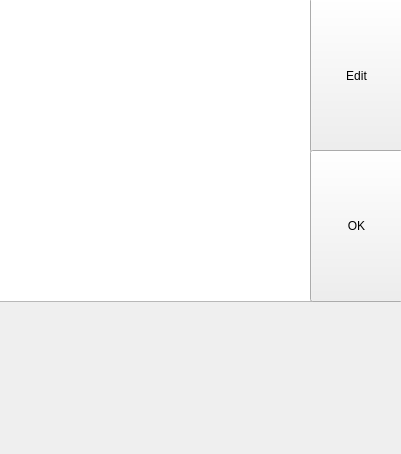
jspinn/Foodventory, file instructionDialog.ui: the form before one commit.
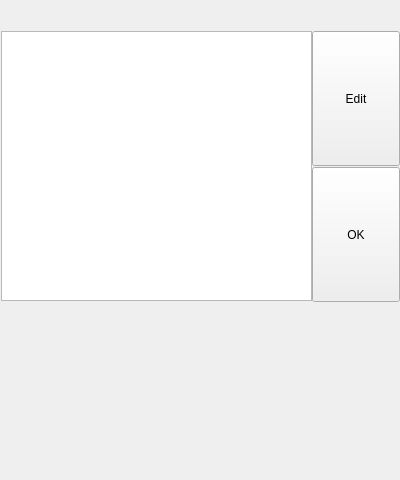
The form after the commit.

```diff
--- a/instructionDialog.ui
+++ b/instructionDialog.ui
@@ -6,8 +6,8 @@
    <rect>
     <x>0</x>
     <y>0</y>
-    <width>401</width>
-    <height>454</height>
+    <width>400</width>
+    <height>480</height>
    </rect>
   </property>
   <property name="windowTitle">
@@ -19,10 +19,10 @@
   <widget class="QTextEdit" name="instructionEdit">
    <property name="geometry">
     <rect>
-     <x>-1</x>
-     <y>-1</y>
-     <width>314</width>
-     <height>303</height>
+     <x>1</x>
+     <y>31</y>
+     <width>311</width>
+     <height>270</height>
     </rect>
    </property>
    <property name="readOnly">
@@ -32,10 +32,10 @@
   <widget class="QPushButton" name="editButton">
    <property name="geometry">
     <rect>
-     <x>310</x>
-     <y>-2</y>
-     <width>93</width>
-     <height>155</height>
+     <x>312</x>
+     <y>31</y>
+     <width>88</width>
+     <height>135</height>
     </rect>
    </property>
    <property name="text">
@@ -48,10 +48,10 @@
   <widget class="QPushButton" name="okButton">
    <property name="geometry">
     <rect>
-     <x>310</x>
-     <y>150</y>
-     <width>93</width>
-     <height>152</height>
+     <x>312</x>
+     <y>167</y>
+     <width>88</width>
+     <height>135</height>
     </rect>
    </property>
    <property name="text">
@@ -65,9 +65,9 @@
    <property name="geometry">
     <rect>
      <x>0</x>
-     <y>300</y>
+     <y>303</y>
      <width>400</width>
-     <height>151</height>
+     <height>177</height>
     </rect>
    </property>
    <property name="text">
```
Left out of the diff: 16 changed lines with no effect on the pictures.
